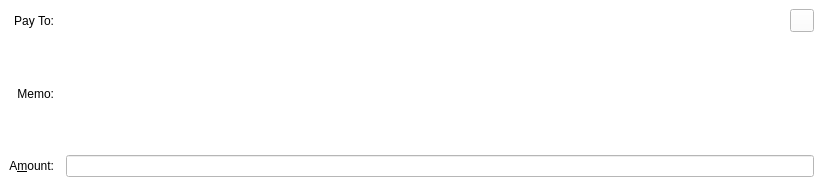
This is src/qt/forms/sendcoinsentry.ui in bee-group/beenode as Qt 5 draws it before an edit. The edited form follows.
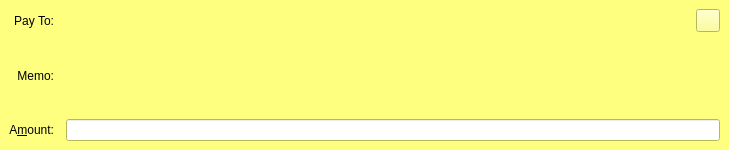
This is the edited form. The open tabs and pages were chosen to show the change. Custom widgets are drawn as their Qt base class.

The edit to the form file:
```diff
--- a/src/qt/forms/sendcoinsentry.ui
+++ b/src/qt/forms/sendcoinsentry.ui
@@ -6,8 +6,8 @@
    <rect>
     <x>0</x>
     <y>0</y>
-    <width>823</width>
-    <height>186</height>
+    <width>729</width>
+    <height>150</height>
    </rect>
   </property>
   <property name="focusPolicy">
@@ -16,9 +16,6 @@
   <property name="autoFillBackground">
    <bool>false</bool>
   </property>
-  <property name="styleSheet">
-   <string notr="true">background-color: rgb(255, 255, 255);</string>
-  </property>
   <widget class="QFrame" name="SendCoins">
    <property name="toolTip">
     <string>This is a normal payment.</string>
@@ -226,7 +223,7 @@
         <color alpha="255">
          <red>255</red>
          <green>255</green>
-         <blue>255</blue>
+         <blue>127</blue>
         </color>
        </brush>
       </colorrole>
@@ -307,7 +304,7 @@
         <color alpha="255">
          <red>255</red>
          <green>255</green>
-         <blue>255</blue>
+         <blue>127</blue>
         </color>
        </brush>
       </colorrole>
@@ -363,7 +360,7 @@
         <color alpha="255">
          <red>255</red>
          <green>255</green>
-         <blue>255</blue>
+         <blue>127</blue>
         </color>
        </brush>
       </colorrole>
@@ -444,7 +441,7 @@
         <color alpha="255">
          <red>255</red>
          <green>255</green>
-         <blue>255</blue>
+         <blue>127</blue>
         </color>
        </brush>
       </colorrole>
@@ -500,7 +497,7 @@
         <color alpha="255">
          <red>255</red>
          <green>255</green>
-         <blue>255</blue>
+         <blue>127</blue>
         </color>
        </brush>
       </colorrole>
@@ -572,7 +569,7 @@
         <color alpha="255">
          <red>255</red>
          <green>255</green>
-         <blue>255</blue>
+         <blue>127</blue>
         </color>
        </brush>
       </colorrole>
@@ -581,7 +578,7 @@
         <color alpha="255">
          <red>255</red>
          <green>255</green>
-         <blue>255</blue>
+         <blue>127</blue>
         </color>
        </brush>
       </colorrole>
@@ -628,7 +625,7 @@
     <string>This is an unauthenticated payment request.</string>
    </property>
    <property name="autoFillBackground">
-    <bool>false</bool>
+    <bool>true</bool>
    </property>
    <property name="frameShape">
     <enum>QFrame::NoFrame</enum>
```
Left out of the diff: 11 changed lines with no effect on the pictures.
